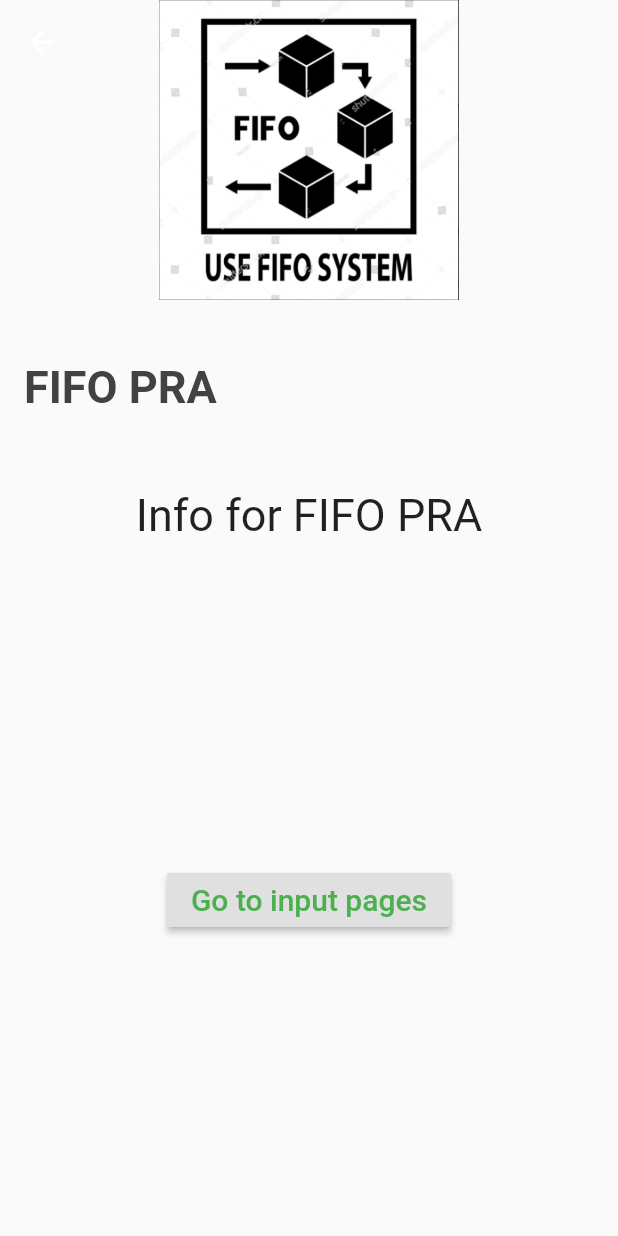
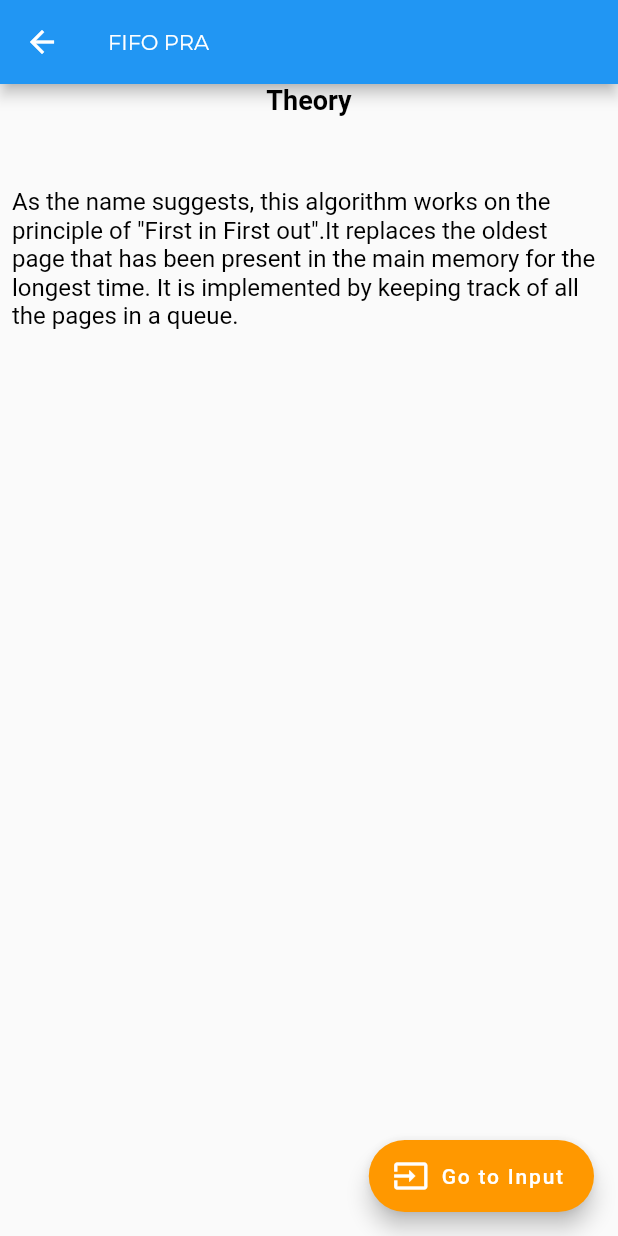
Before and after one commit to mehulsudrik2310/os_project, a Flutter app: the screen it shows after launch, after a tap on "FIFO PRA", on a phone screen of 412 x 824 dp. Run offline on Flutter 3.47's test engine with Material 2 defaults, Android fonts, the phone set to English and light mode, and no system bars; our stand-ins replace charts_flutter, font_awesome_flutter, google_fonts, material_design_icons_flutter, splashscreen.

Commit message:
UI Changes

```diff
--- a/lib/fifo.dart
+++ b/lib/fifo.dart
@@ -175,7 +175,7 @@ class _FIFOState extends State<FIFO> {
                 ),
                 Padding(
                   padding: EdgeInsets.fromLTRB(2, 20, 60, 8),
-                  child : Text(hit1_arr.elementAt(click).toString(), style: GoogleFonts.montserrat(fontSize: 23.0,color: Colors.orange)),
+                  child : Text(hit1_arr.elementAt(click).toString(), style: GoogleFonts.montserrat(fontSize: 23.0,color: Colors.green)),
                 ),
                 Padding(
                   padding: EdgeInsets.fromLTRB(10, 20, 2, 8),
@@ -183,7 +183,7 @@ class _FIFOState extends State<FIFO> {
                 ),
                 Padding(
                   padding: EdgeInsets.fromLTRB(2, 20, 8, 8),
-                  child : Text(fault1_arr.elementAt(click).toString(), style: GoogleFonts.montserrat(fontSize: 23.0,color: Colors.orange)),
+                  child : Text(fault1_arr.elementAt(click).toString(), style: GoogleFonts.montserrat(fontSize: 23.0,color: Colors.red)),
                 ),
               ],
             ),
@@ -207,7 +207,6 @@ class _FIFOState extends State<FIFO> {
                 IconButton(
                   icon: Icon(Icons.arrow_forward),
                   onPressed: () {
-                    print(fault1_arr);
                     setState(() {
                       if(toprint1.length > click+1) {
                         click++;
--- a/lib/homepage.dart
+++ b/lib/homepage.dart
@@ -17,13 +17,6 @@ class _HomePageState extends State<HomePage> {
       ),
       body: Container(
         padding: EdgeInsets.all(20),
-        /*decoration: BoxDecoration(
-          image: DecorationImage(
-              image: AssetImage("images/logo.png"),
-              fit: BoxFit.fitWidth,
-              alignment: Alignment.topLeft
-          ),
-        ),*/
         child: Column(
           crossAxisAlignment: CrossAxisAlignment.start,
           children: <Widget>[
--- a/lib/infopage.dart
+++ b/lib/infopage.dart
@@ -1,6 +1,8 @@
 import 'package:flutter/material.dart';
+import 'package:os_project/inputpages.dart';
 import 'package:os_project/pages.dart';
-import 'package:os_project/inputpages.dart';
+import 'package:google_fonts/google_fonts.dart';
+
 
 int signal = 0;
 
@@ -31,42 +33,51 @@ class Info extends StatelessWidget {
   Widget build(BuildContext context) {
     return Scaffold(
       appBar: AppBar(
-          backgroundColor: Colors.transparent,
-          elevation: 0,
+        backgroundColor: Colors.blue,
+        title: Text(pages.title ,style: GoogleFonts.montserrat(textStyle: TextStyle(color: Colors.white, fontSize: 14, fontWeight: FontWeight.w400, fontStyle: FontStyle.normal ))),
       ),
-        extendBodyBehindAppBar: true,
+        //extendBodyBehindAppBar: true,
       body: Container(
         child: Column(
           crossAxisAlignment: CrossAxisAlignment.center,
           children: <Widget>[
-              ClipRRect(
-                  child: Image.asset(
-                    'images/${pages.img}',
-                    height: 200,
-                    fit: BoxFit.fill,
-                    alignment: Alignment.topCenter,
-                  )
-              ),
-              SizedBox(height: 30),
-              ListTile(
-                  title: Text(pages.title, style: TextStyle(fontWeight: FontWeight.bold, fontSize: 30, color: Colors.grey[800])),
+            // ClipRRect(
+            //     child: Image.asset(
+            //       'images/${pages.img}',
+            //       height: 200,
+            //       fit: BoxFit.fill,
+            //       alignment: Alignment.topCenter,
+            //     )
+            // ),
+            // SizedBox(height: 30),
+            // // ListTile(
+            // //     title: Text(pages.title, style: TextStyle(fontWeight: FontWeight.bold, fontSize: 30, color: Colors.grey[800])),
+            // // ),
+            Center(
+              child: Text('Theory', style: GoogleFonts.roboto(textStyle: TextStyle(color: Colors.black, fontSize: 18, fontWeight: FontWeight.w700, fontStyle: FontStyle.normal)),),
               ),
             Padding(
               padding: EdgeInsets.all(20),
             ),
-              SizedBox(
+            Padding(
+              padding: const EdgeInsets.all(8.0),
+              child: SizedBox(
                 height: 250,
-                  child: Text(pages.info, style: TextStyle(fontSize: 30),)
+                child: Text(pages.info, style: GoogleFonts.roboto(textStyle: TextStyle(color: Colors.black, fontSize: 16, fontWeight: FontWeight.w400, fontStyle: FontStyle.normal)),
                 ),
-              RaisedButton(
-                child: Text('Go to input pages',style: TextStyle(fontSize: 20,color: Colors.green),),
+              ),
+            ),
+          ],
+        ),
+      ),
+      floatingActionButton: FloatingActionButton.extended(
         onPressed:() {
           check();
           Navigator.push(context, MaterialPageRoute(builder: (context)=>GetTextFieldValue()),);
         },
-              ),
-            ],
-          ),
+        backgroundColor: Colors.orange,
+        label: Text('Go to Input'),
+        icon: Icon(Icons.input),
       )
     );
   }
--- a/lib/lifo.dart
+++ b/lib/lifo.dart
@@ -163,7 +163,7 @@ class _LIFOState extends State<LIFO> {
                 ),
                 Padding(
                   padding: EdgeInsets.fromLTRB(2, 20, 60, 8),
-                  child : Text(hit2_arr.elementAt(click).toString(), style: GoogleFonts.montserrat(fontSize: 23.0,color: Colors.orange)),
+                  child : Text(hit2_arr.elementAt(click).toString(), style: GoogleFonts.montserrat(fontSize: 23.0,color: Colors.green)),
                 ),
                 Padding(
                   padding: EdgeInsets.fromLTRB(10, 20, 2, 8),
@@ -171,7 +171,7 @@ class _LIFOState extends State<LIFO> {
                 ),
                 Padding(
                   padding: EdgeInsets.fromLTRB(2, 20, 8, 8),
-                  child : Text(fault2_arr.elementAt(click).toString(), style: GoogleFonts.montserrat(fontSize: 23.0,color: Colors.orange)),
+                  child : Text(fault2_arr.elementAt(click).toString(), style: GoogleFonts.montserrat(fontSize: 23.0,color: Colors.red)),
                 ),
               ],
             ),
--- /dev/null
+++ b/lib/loadingpage.dart
@@ -0,0 +1,22 @@
+import 'package:flutter/material.dart';
+import 'package:splashscreen/splashscreen.dart';
+import 'package:os_project/homepage.dart';
+
+class LoadingPage extends StatefulWidget {
+  @override
+  _LoadingPageState createState() => _LoadingPageState();
+}
+
+class _LoadingPageState extends State<LoadingPage> {
+  @override
+  Widget build(BuildContext context) {
+    return SplashScreen(
+      seconds: 7,
+      backgroundColor: Colors.black,
+      image: Image.asset('images/loading.gif'),
+      loaderColor: Colors.white,
+      photoSize: 150,
+      navigateAfterSeconds: HomePage(),
+    );
+  }
+}
--- a/lib/main.dart
+++ b/lib/main.dart
@@ -1,5 +1,5 @@
 import 'package:flutter/material.dart';
-import 'package:os_project/homepage.dart';
+import 'package:os_project/loadingpage.dart';
 
 void main () =>runApp(OSProject());
 
@@ -9,7 +9,7 @@ class OSProject extends StatelessWidget {
     return MaterialApp(
       debugShowCheckedModeBanner: false,
       title: 'OS_Project',
-      home: HomePage(),
+      home: LoadingPage(),
     );
   }
 }
--- a/lib/pagelist.dart
+++ b/lib/pagelist.dart
@@ -1,6 +1,7 @@
 import 'package:flutter/material.dart';
+import 'package:os_project/infopage.dart';
 import 'package:os_project/pages.dart';
-import 'package:os_project/infopage.dart';
+import 'package:google_fonts/google_fonts.dart';
 
 class PageList extends StatefulWidget {
   @override
@@ -19,11 +20,11 @@ class _PageListState extends State<PageList> {
 
   void addPages() {
     List<Pages> _pages = [
-      Pages(title: 'FIFO PRA', img: 'fifopra.png', info: 'Info for FIFO PRA'),
-      Pages(title: 'LIFO PRA', img: 'lifopra.png', info: 'Info for LIFO PRA'),
-      Pages(title: 'LRU PRA', img: 'lrupra.png', info: 'Info for LRU PRA'),
-      Pages(title: 'Optimal PRA', img: 'opra.png', info: 'Info for Optimal PRA'),
-      Pages(title: 'Random PRA', img: 'rpra.png', info: 'Info for Random PRA'),
+      Pages(title: 'FIFO PRA', info: 'As the name suggests, this algorithm works on the principle of "First in First out".It replaces the oldest page that has been present in the main memory for the longest time. It is implemented by keeping track of all the pages in a queue.'),
+      Pages(title: 'LIFO PRA', info: 'As the name suggests, this algorithm works on the principle of "Last in First out". It replaces the newest page that arrived at last in the main memory. It is implemented by keeping track of all the pages in a stack.'),
+      Pages(title: 'LRU PRA', info: 'As the name suggests, this algorithm works on the principle of "Least Recently Used". It replaces the page that has not been referred by the CPU for the longest time.'),
+      Pages(title: 'Optimal PRA', info: 'This algorithm replaces the page that will not be referred by the CPU in future for the longest time. It is practically impossible to implement this algorithm. This is because the pages that will not be used in future for the longest time can not be predicted. However, it is the best known algorithm and gives the least number of page faults. Hence, it is used as a performance measure criterion for other algorithms.'),
+      Pages(title: 'Random PRA', info: 'As the name suggests, this algorithm randomly replaces any page. So, this algorithm may behave like any other algorithm like FIFO, LIFO, LRU, Optimal etc.'),
     ];
 
     _pages.forEach((Pages page) {
@@ -36,17 +37,20 @@ class _PageListState extends State<PageList> {
       onTap: () {
         Navigator.push(context, MaterialPageRoute(builder: (context) => Info(pages: page)));
       },
-      contentPadding: EdgeInsets.all(25),
+      contentPadding: EdgeInsets.all(10),
       title: Column(
-        crossAxisAlignment: CrossAxisAlignment.start,
+        crossAxisAlignment: CrossAxisAlignment.center,
         children: <Widget>[
-          Text(page.title, style: TextStyle(fontSize: 40, color: Colors.amber, fontWeight: FontWeight.bold)),
+          Center(
+            child: Text(page.title, style: GoogleFonts.roboto(textStyle: TextStyle(color: Colors.blue, fontSize: 25, fontWeight: FontWeight.w700, fontStyle: FontStyle.normal)),
+            ),
+          ),
         ],
       ),
-      leading: ClipRRect(
-        borderRadius: BorderRadius.circular(8.0),
-        child: Image.asset('images/${page.img}', height: 50.0, width: 50.0,),
-      ),
+      // leading: ClipRRect(
+      //   borderRadius: BorderRadius.circular(8.0),
+      //   child: Image.asset('images/${page.img}', height: 50.0, width: 50.0,),
+      // ),
     );
   }
 
--- a/lib/pages.dart
+++ b/lib/pages.dart
@@ -1,7 +1,5 @@
 class Pages {
   final String title;
-  final String img;
   final String info;
-
-  Pages({this.title, this.img, this.info});
+  Pages({this.title, this.info});
 }
```
Also changed, not shown: lib/graph.dart (+5 -7 lines), lib/inputpages.dart (+103 -46 lines), pubspec.yaml (+6 -6 lines), images/fifopra.png (deleted), images/lifopra.png (deleted), images/loading.gif (added), images/lrupra.png (deleted), images/lrupra11.png (deleted), images/opra.png (deleted), images/rpra.png (deleted), pubspec.lock, 19 other files. Lines whose indentation alone changed are shown as unchanged.
